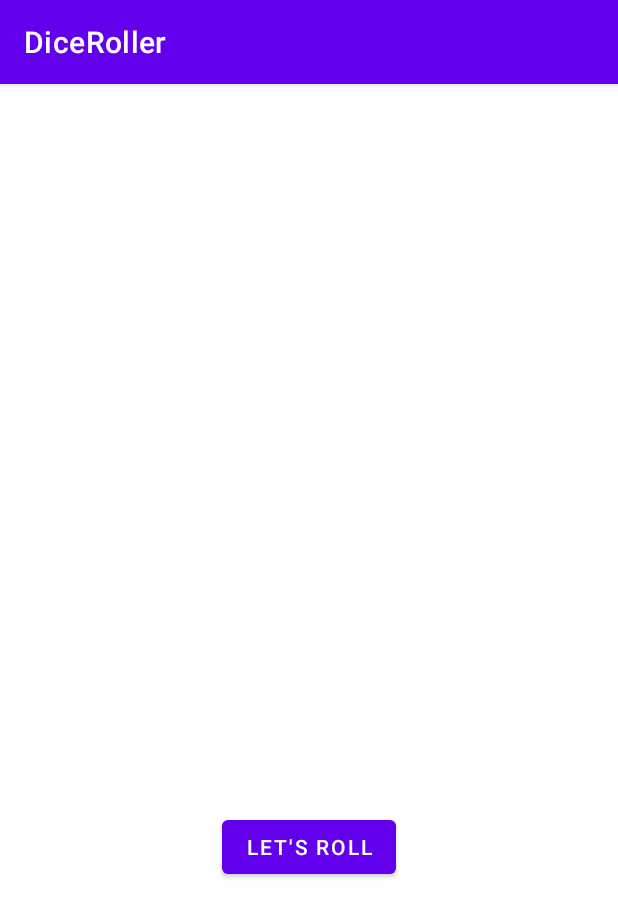
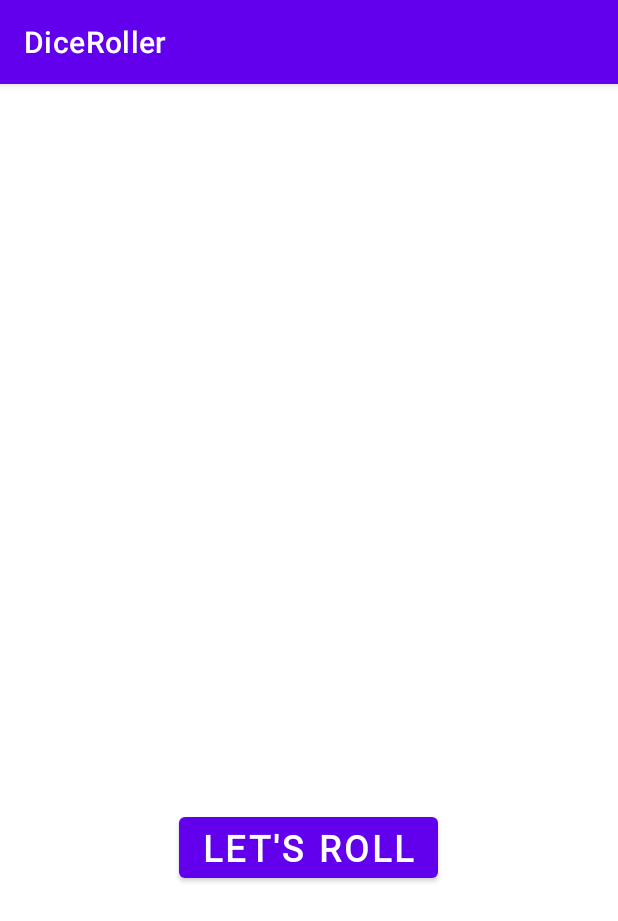
Before and after one commit to danyramirezg/kotlin-Dice-Roller, an Android app: the screen it shows after launch (MainActivity), on a phone screen of 412 x 824 dp. Shown: the top 921 px of the screen. Run offline under Robolectric (Android 15) with nearby library versions, the phone set to English and light mode, and no system bars.

Commit message:
Add styles to the button

```diff
--- a/app/src/main/res/layout/activity_main.xml
+++ b/app/src/main/res/layout/activity_main.xml
@@ -21,6 +21,6 @@
     android:layout_width="wrap_content"
     android:layout_height="wrap_content"
     android:text="@string/roll"
-    android:layout_gravity="center_horizontal"/>
+    style="@style/NameStyle" />
 
 </LinearLayout>
--- /dev/null
+++ b/app/src/main/res/values/styles.xml
@@ -0,0 +1,11 @@
+<?xml version="1.0" encoding="utf-8"?>
+<resources>
+
+  <style name="NameStyle">
+    <item name="android:layout_gravity">center_horizontal</item>
+    <item name="android:fontFamily">@font/roboto</item>
+    <item name="android:textColor">@color/white</item>
+    <item name="android:textStyle">bold</item>
+    <item name="android:textSize">24dp</item>
+  </style>
+</resources>
```
Also changed, not shown: app/src/main/res/font/roboto.ttf (added).
